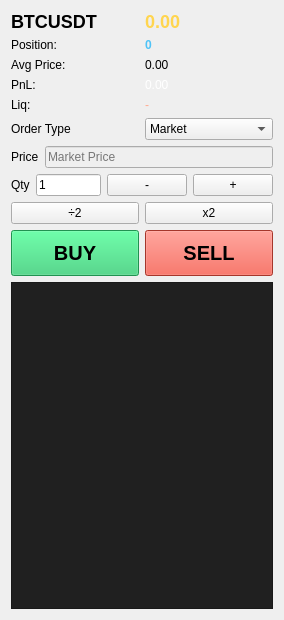
Above: ui/order_panel.ui from hongjonpgyo/Ninja_MyHTS_Client before the change. Below: the same form after it.
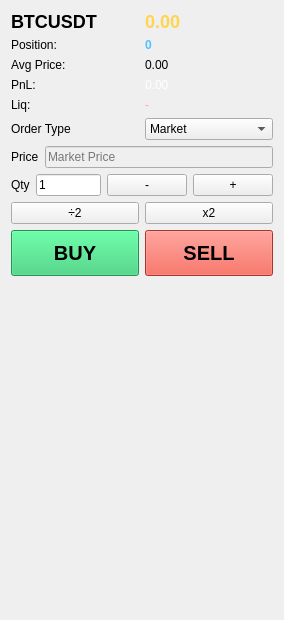
That is the form after the change.

What changed in the file:
```diff
--- a/ui/order_panel.ui
+++ b/ui/order_panel.ui
@@ -16,10 +16,7 @@
     <height>600</height>
    </size>
   </property>
-
-  <layout class="QVBoxLayout" name="verticalLayout" stretch="0,0,0,0,1,0,0,0,1">
-
-   <!-- Symbol + Price -->
+  <layout class="QVBoxLayout" name="verticalLayout" stretch="0,0,0,0,0,0,0,0">
    <item>
     <layout class="QHBoxLayout" name="symbolPriceLayout">
      <item>
@@ -264,16 +261,21 @@
 
    <!-- Log Output -->
    <item>
-    <widget class="QTextEdit" name="textLog">
-     <property name="styleSheet">
-      <string notr="true">font-size:12px; background:#202020; color:#cccccc;</string>
+    <spacer name="verticalSpacer">
+     <property name="orientation">
+      <enum>Qt::Vertical</enum>
      </property>
-     <property name="readOnly">
-      <bool>true</bool>
+     <property name="sizeType">
+      <enum>QSizePolicy::Expanding</enum>
      </property>
-    </widget>
+     <property name="sizeHint" stdset="0">
+      <size>
+       <width>1</width>
+       <height>1</height>
+      </size>
+     </property>
+    </spacer>
    </item>
-
   </layout>
  </widget>
  <resources/>
```
Left out of the diff: 32 changed lines with no effect on the pictures.
